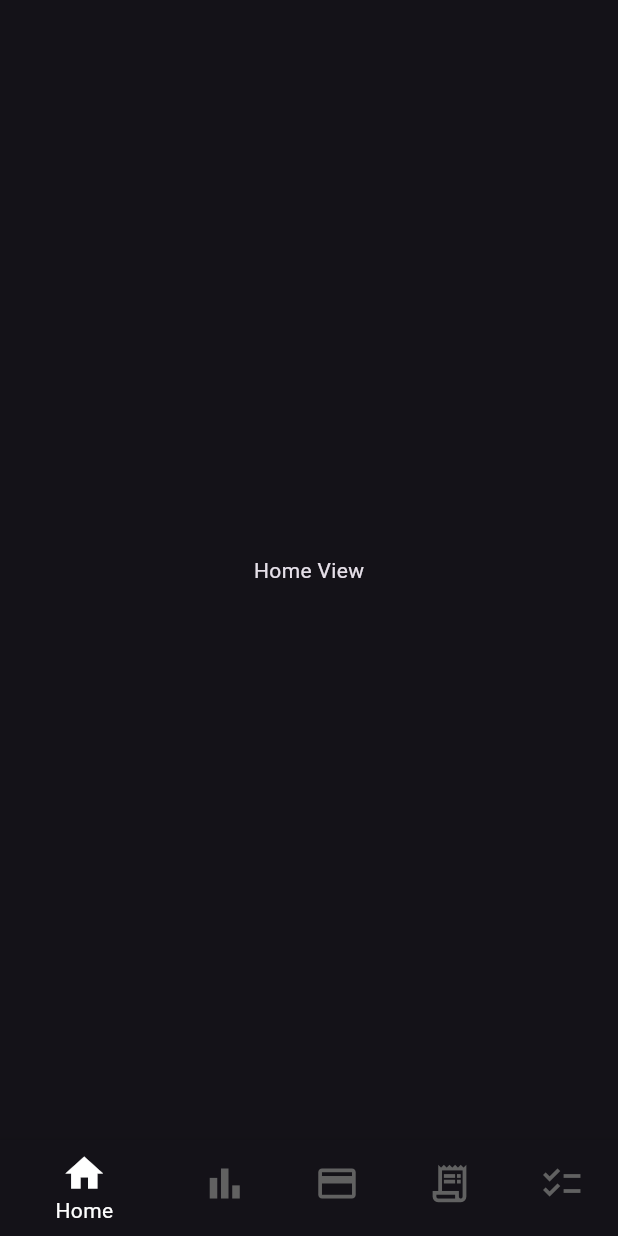
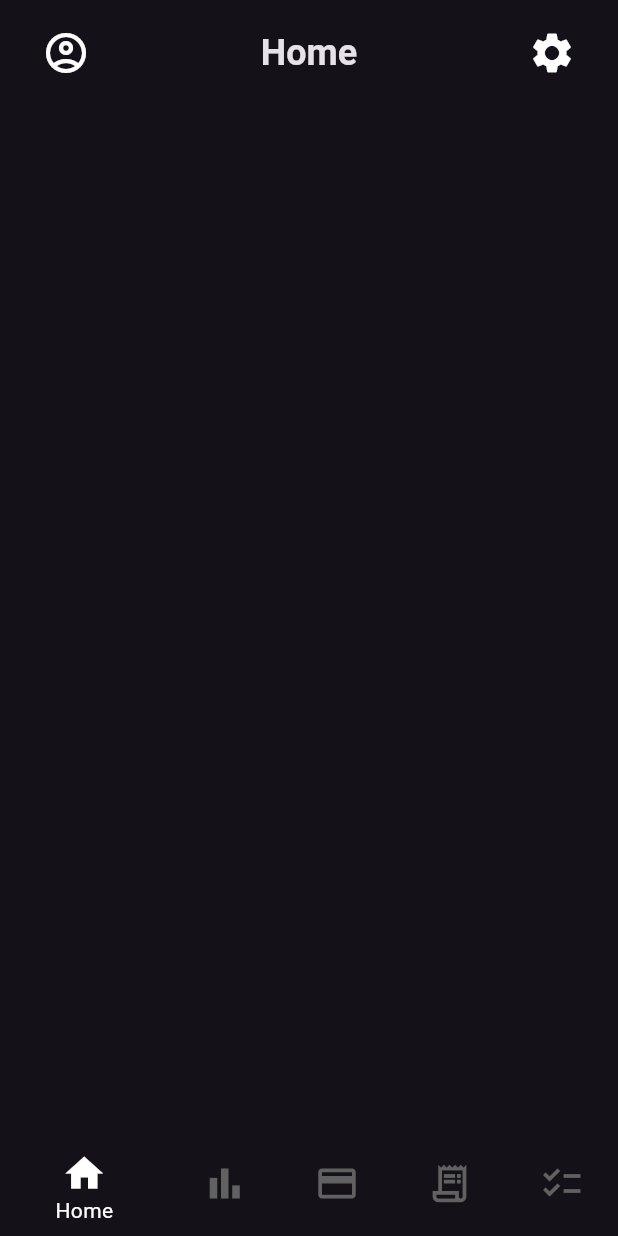
Before and after one commit to omarhelmy2004/saving_app, a Flutter app: the screen it shows after launch, on a phone screen of 412 x 824 dp. Run offline on Flutter 3.47's test engine with Material 3 defaults, Android fonts, the phone set to English and light mode, and no system bars.

Commit message:
Done Custom App Bar

```diff
--- a/lib/main.dart
+++ b/lib/main.dart
@@ -1,5 +1,5 @@
 import 'package:flutter/material.dart';
-import 'package:saving_app/views/home_view.dart';
+import 'package:saving_app/views/main_view.dart';
 
 void main() {
   runApp(const SavingApp());
--- /dev/null
+++ b/lib/views/bottom_navigation_views.dart/home_view.dart
@@ -0,0 +1,14 @@
+import 'package:flutter/material.dart';
+
+class HomeView extends StatelessWidget {
+  const HomeView({super.key});
+
+  @override
+  Widget build(BuildContext context) {
+    return Scaffold(
+      body: ListView(
+        children: const [],
+      ),
+    );
+  }
+}
--- a/lib/views/home_view.dart
+++ b/lib/views/main_view.dart
@@ -1,4 +1,5 @@
 import 'package:flutter/material.dart';
+import 'package:saving_app/widgets/custom_app_bar.dart';
 import 'package:saving_app/widgets/info_navigation_bar.dart';
 import 'package:saving_app/widgets/views_list_widget.dart';
 
@@ -11,6 +12,20 @@ class MainView extends StatefulWidget {
 
 class _MainViewState extends State<MainView> {
   int selectedIndex = 0;
+  String pageNameOfSelectedIndex(int selectedIndex) {
+    if (selectedIndex == 0) {
+      return 'Home';
+    } else if (selectedIndex == 1) {
+      return 'Reports';
+    } else if (selectedIndex == 2) {
+      return 'Budget';
+    } else if (selectedIndex == 3) {
+      return 'Transactions';
+    } else {
+      return 'Goals';
+    }
+  }
+
   void _onItemTapped(int index) {
     setState(() {
       selectedIndex = index;
@@ -20,6 +35,21 @@ class _MainViewState extends State<MainView> {
   @override
   Widget build(BuildContext context) {
     return Scaffold(
+        appBar: AppBar(
+          title: CustomAppBar(
+            text: pageNameOfSelectedIndex(selectedIndex),
+            icon1: const Icon(
+              Icons.account_circle_outlined,
+              size: 32,
+              color: Colors.white,
+            ),
+            icon2: const Icon(
+              Icons.settings,
+              size: 32,
+              color: Colors.white,
+            ),
+          ),
+        ),
         bottomNavigationBar: InfoBottomNavigationBar(
           onItemTapped: _onItemTapped,
         ),
--- /dev/null
+++ b/lib/widgets/custom_app_bar.dart
@@ -0,0 +1,39 @@
+import 'package:flutter/material.dart';
+
+class CustomAppBar extends StatelessWidget {
+  const CustomAppBar(
+      {super.key,
+      required this.icon1,
+      this.onPressed1,
+      required this.icon2,
+      this.onPressed2,
+      this.text = ''});
+  final String text;
+  final Widget icon1;
+  final void Function()? onPressed1;
+  final Widget icon2;
+  final void Function()? onPressed2;
+  @override
+  Widget build(BuildContext context) {
+    return Padding(
+      padding: const EdgeInsets.only(top: 14, left: 4, right: 4),
+      child: Row(
+        mainAxisAlignment: MainAxisAlignment.spaceBetween,
+        children: [
+          IconButton(
+            onPressed: onPressed1,
+            icon: icon1,
+          ),
+          Text(
+            text,
+            style: const TextStyle(fontSize: 24, fontWeight: FontWeight.bold),
+          ),
+          IconButton(
+            onPressed: onPressed2,
+            icon: icon2,
+          )
+        ],
+      ),
+    );
+  }
+}
--- a/lib/widgets/views_list_widget.dart
+++ b/lib/widgets/views_list_widget.dart
@@ -1,4 +1,5 @@
 import 'package:flutter/material.dart';
+import 'package:saving_app/views/bottom_navigation_views.dart/home_view.dart';
 
 class ViewsListWidget extends StatelessWidget {
   const ViewsListWidget({super.key, required this.selectedIndex});
@@ -6,11 +7,11 @@ class ViewsListWidget extends StatelessWidget {
   @override
   Widget build(BuildContext context) {
     return const <Widget>[
-      Center(child: Text('Home View')),
-      Center(child: Text('Business View')),
-      Center(child: Text('School View')),
-      Center(child: Text('Explore View')),
-      Center(child: Text('Settings View')),
+      HomeView(),
+      Center(child: Text('')),
+      Center(child: Text('')),
+      Center(child: Text('')),
+      Center(child: Text('')),
     ][selectedIndex];
   }
 }
```
